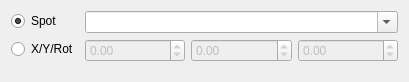
Old version of the form tools/cathedral/ui/ObjectPosition.ui in the repository comphack/comp_hack.
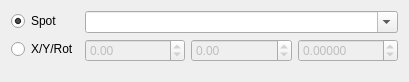
New version of the form.

Diff of the .ui file:
```diff
--- a/tools/cathedral/ui/ObjectPosition.ui
+++ b/tools/cathedral/ui/ObjectPosition.ui
@@ -102,11 +102,14 @@
            <height>16777215</height>
           </size>
          </property>
+         <property name="decimals">
+          <number>5</number>
+         </property>
          <property name="minimum">
-          <double>-3.140000000000000</double>
+          <double>-3.141590000000000</double>
          </property>
          <property name="maximum">
-          <double>3.140000000000000</double>
+          <double>3.141590000000000</double>
          </property>
         </widget>
        </item>
```
